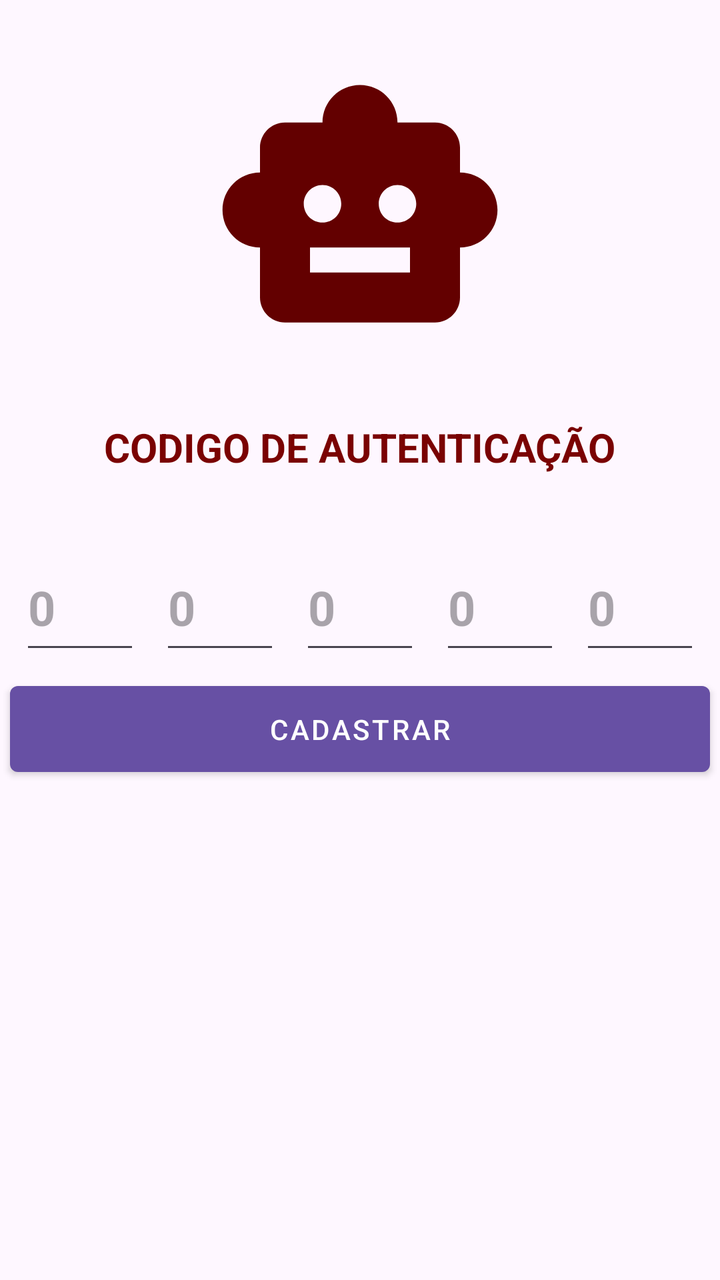
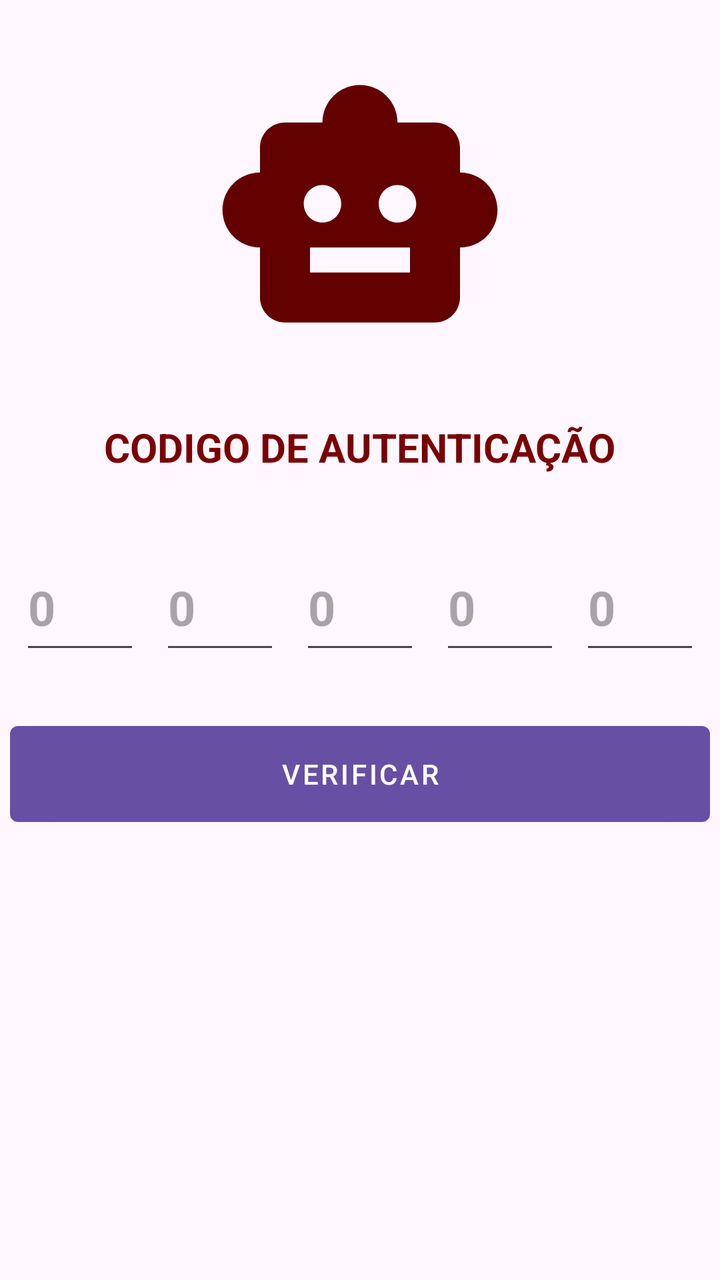

Before-and-after screenshots of an Android layout around one commit, followed by the original layout XML and the change that was made.
<!-- AndroidManifest.xml: application theme Theme.MyApp -->
<!-- res/layout/autenticar_layout.xml -->
<?xml version="1.0" encoding="utf-8"?>
<LinearLayout xmlns:android="http://schemas.android.com/apk/res/android"
    xmlns:app="http://schemas.android.com/apk/res-auto"
    xmlns:tools="http://schemas.android.com/tools"
    android:id="@+id/main"
    android:layout_width="match_parent"
    android:layout_height="match_parent"
    android:layout_margin="20dp"
    android:orientation="vertical"
    tools:context=".AutenticarActivity">

    <ImageView
        android:layout_width="150dp"
        android:layout_height="150dp"
        android:layout_gravity="center_horizontal"
        android:layout_margin="30dp"
        android:scaleType="centerCrop"
        android:src="@drawable/baseline_smart_toys" />

    <TextView
        android:layout_width="wrap_content"
        android:layout_height="wrap_content"
        android:layout_gravity="center_horizontal"
        android:text="Codigo de autenticação"
        android:textAllCaps="true"
        android:textColor="#7A0202"
        android:textSize="20sp"
        android:textStyle="bold" />

    <LinearLayout
        android:layout_width="match_parent"
        android:layout_height="wrap_content"
        android:layout_marginLeft="10dp"
        android:layout_marginTop="30dp"
        android:layout_marginRight="10dp"
        android:gravity="center_horizontal"
        android:orientation="horizontal">

        <EditText
            android:layout_width="60dp"
            android:layout_height="60dp"
            android:layout_margin="5dp"
            android:hint="0"
            android:inputType="number"
            android:maxLength="1"
            android:textAlignment="center"
            android:textAllCaps="true"
            android:textSize="24sp"
            android:textStyle="bold" />

        <EditText
            android:layout_width="60dp"
            android:layout_height="60dp"
            android:layout_margin="5dp"
            android:hint="0"
            android:inputType="number"
            android:maxLength="1"
            android:textAlignment="center"
            android:textAllCaps="true"
            android:textSize="24sp"
            android:textStyle="bold" />

        <EditText
            android:layout_width="60dp"
            android:layout_height="60dp"
            android:layout_margin="5dp"
            android:hint="0"
            android:inputType="number"
            android:maxLength="1"
            android:textAlignment="center"
            android:textAllCaps="true"
            android:textSize="24sp"
            android:textStyle="bold" />

        <EditText
            android:layout_width="60dp"
            android:layout_height="60dp"
            android:layout_margin="5dp"
            android:hint="0"
            android:inputType="number"
            android:maxLength="1"
            android:textAlignment="center"
            android:textAllCaps="true"
            android:textSize="24sp"
            android:textStyle="bold" />

        <EditText
            android:layout_width="60dp"
            android:layout_height="60dp"
            android:layout_margin="5dp"
            android:hint="0"
            android:inputType="number"
            android:maxLength="1"
            android:textAlignment="center"
            android:textAllCaps="true"
            android:textSize="24sp"
            android:textStyle="bold" />
    </LinearLayout>

    <com.google.android.material.button.MaterialButton
        style="@style/Widget.MaterialComponents.Button"
        android:layout_width="350dp"
        android:layout_height="55dp"
        android:layout_gravity="center_horizontal"
        android:text="Cadastrar" />

</LinearLayout>
<!-- resources referenced by this layout -->
<resources>
  <!-- drawable baseline_smart_toys (drawable) -->
  <vector xmlns:android="http://schemas.android.com/apk/res/android" android:height="24dp" android:tint="#630000" android:viewportHeight="24" android:viewportWidth="24" android:width="24dp">
        
      <path android:fillColor="@android:color/white" android:pathData="M20,9V7c0,-1.1 -0.9,-2 -2,-2h-3c0,-1.66 -1.34,-3 -3,-3S9,3.34 9,5H6C4.9,5 4,5.9 4,7v2c-1.66,0 -3,1.34 -3,3c0,1.66 1.34,3 3,3v4c0,1.1 0.9,2 2,2h12c1.1,0 2,-0.9 2,-2v-4c1.66,0 3,-1.34 3,-3C23,10.34 21.66,9 20,9zM7.5,11.5C7.5,10.67 8.17,10 9,10s1.5,0.67 1.5,1.5S9.83,13 9,13S7.5,12.33 7.5,11.5zM16,17H8v-2h8V17zM15,13c-0.83,0 -1.5,-0.67 -1.5,-1.5S14.17,10 15,10s1.5,0.67 1.5,1.5S15.83,13 15,13z"/>
      
  </vector>
  <style name="Theme.MyApp" parent="Base.Theme.MyApp" />
  <style name="Base.Theme.MyApp" parent="Theme.Material3.DayNight.NoActionBar">
          
          
      </style>
</resources>

<!-- the commit's change to res/layout/autenticar_layout.xml (unified diff, before → after) -->
@@ -100,8 +100,11 @@
     <com.google.android.material.button.MaterialButton
         style="@style/Widget.MaterialComponents.Button"
         android:layout_width="350dp"
-        android:layout_height="55dp"
+        android:layout_height="60dp"
         android:layout_gravity="center_horizontal"
-        android:text="Cadastrar" />
+        android:layout_marginLeft="10dp"
+        android:layout_marginTop="20dp"
+        android:layout_marginRight="10dp"
+        android:text="Verificar" />
 
 </LinearLayout>
